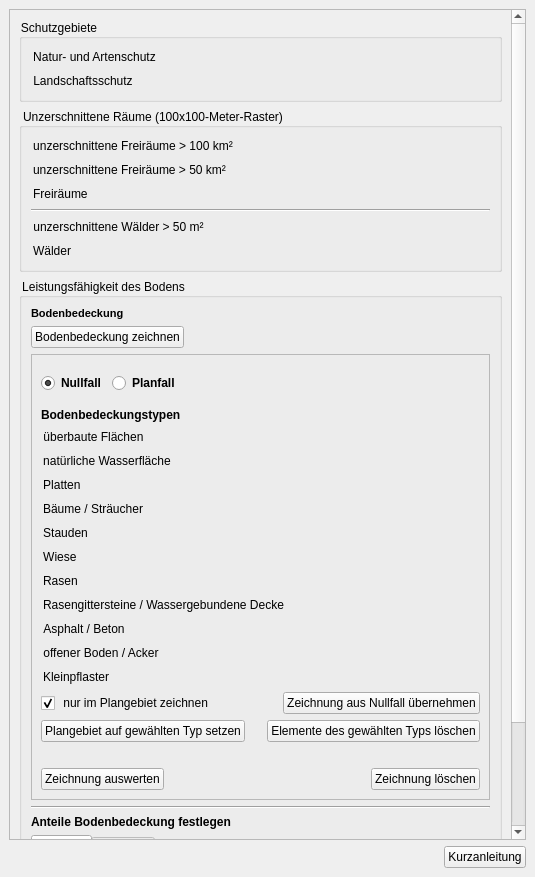
Old version of the form projektcheck/ui/ProjektCheck_dockwidget_analysis_04-Oeko.ui in the repository projektcheck/ProjektCheck-QGIS.
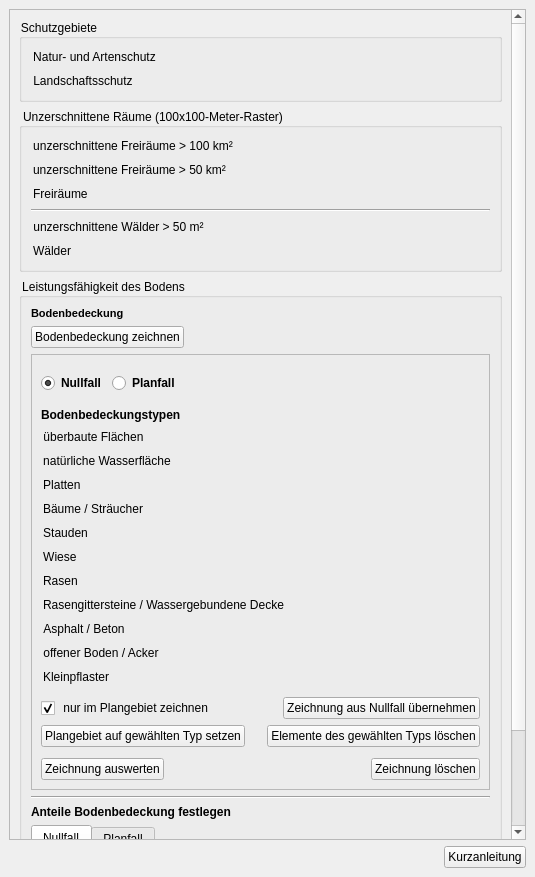
New version of the form. Icons and pictures are not drawn. Custom widgets are drawn as their Qt base class.

Commit message: functionality apply type to area and remove drawings of selected type

```diff
--- a/projektcheck/ui/ProjektCheck_dockwidget_analysis_04-Oeko.ui
+++ b/projektcheck/ui/ProjektCheck_dockwidget_analysis_04-Oeko.ui
@@ -907,6 +907,22 @@
                 </property>
                </widget>
               </item>
+              <item>
+               <spacer name="verticalSpacer">
+                <property name="orientation">
+                 <enum>Qt::Vertical</enum>
+                </property>
+                <property name="sizeType">
+                 <enum>QSizePolicy::Fixed</enum>
+                </property>
+                <property name="sizeHint" stdset="0">
+                 <size>
+                  <width>20</width>
+                  <height>5</height>
+                 </size>
+                </property>
+               </spacer>
+              </item>
               <item>
                <layout class="QHBoxLayout" name="horizontalLayout_7">
                 <item>
@@ -996,12 +1012,15 @@
               <item>
                <spacer name="horizontalSpacer_7">
                 <property name="orientation">
-                 <enum>Qt::Horizontal</enum>
+                 <enum>Qt::Vertical</enum>
+                </property>
+                <property name="sizeType">
+                 <enum>QSizePolicy::Fixed</enum>
                 </property>
                 <property name="sizeHint" stdset="0">
                  <size>
-                  <width>40</width>
-                  <height>20</height>
+                  <width>20</width>
+                  <height>5</height>
                  </size>
                 </property>
                </spacer>
```
Left out of the diff: 2 changed lines with no effect on the pictures. The commit also changes 1 other file.
